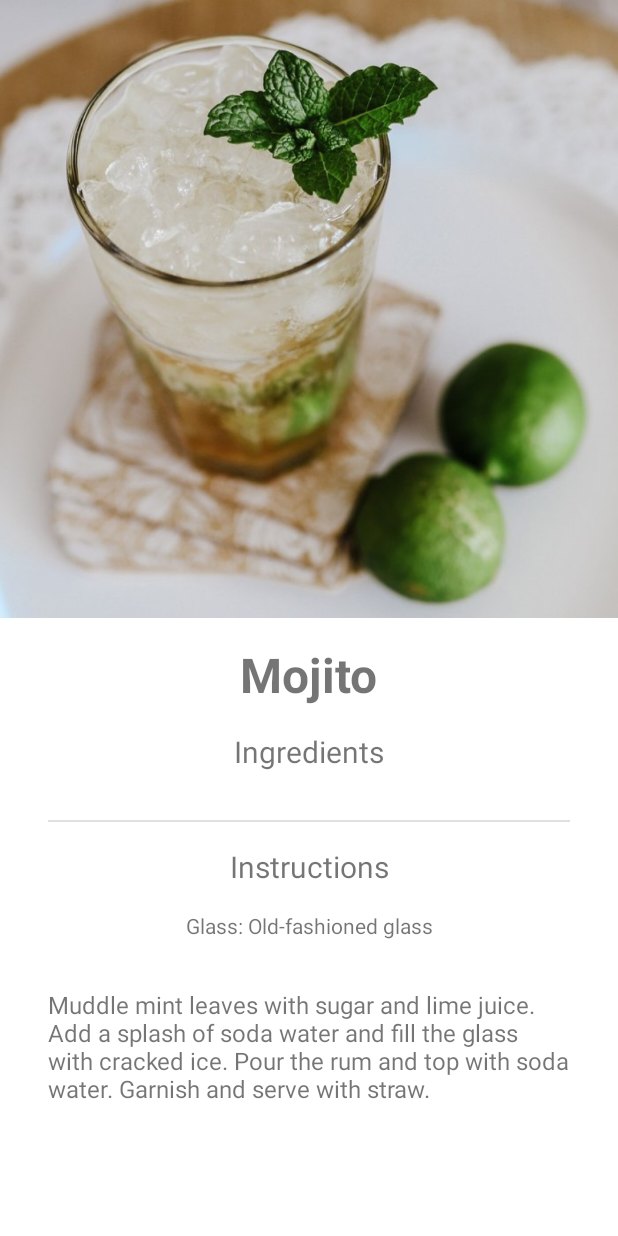
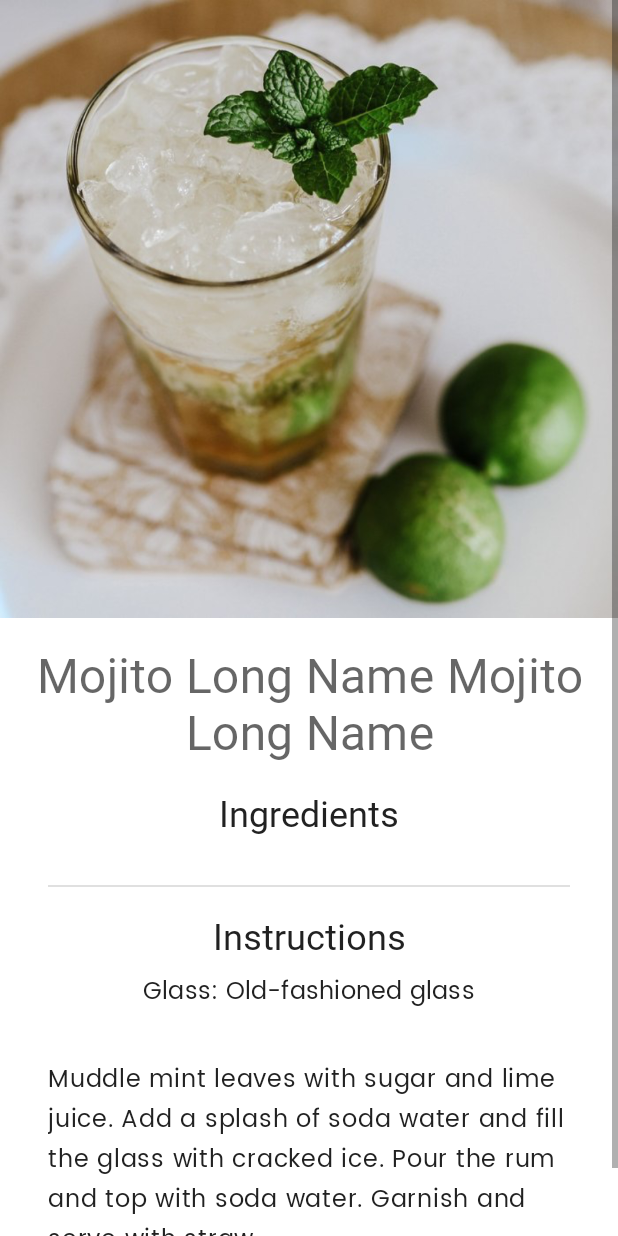
Before and after one commit to rojiani/bartender-android, an Android app: the layout drink_fragment.xml on its own in the app's theme, with its tools: preview values and no code run, on a phone screen of 412 x 824 dp. Run offline under Robolectric (Android 15) with nearby library versions, the phone set to English and light mode, and no system bars.

Commit message:
Text styling/fonts (#22)

```diff
--- a/app/src/main/res/layout/drink_fragment.xml
+++ b/app/src/main/res/layout/drink_fragment.xml
@@ -13,7 +13,7 @@
 
     <ScrollView
         android:layout_width="match_parent"
-        android:layout_height="match_parent"
+        android:layout_height="wrap_content"
         tools:context=".views.drink.DrinkFragment">
 
         <androidx.constraintlayout.widget.ConstraintLayout
@@ -44,13 +44,13 @@
                 android:layout_width="wrap_content"
                 android:layout_height="wrap_content"
                 android:layout_marginTop="@dimen/default_margin"
+                android:gravity="center_horizontal"
                 android:text="@{drinkViewModel.drinkRef.drinkName}"
-                android:textSize="@dimen/large_title_text_size"
-                android:textStyle="bold"
+                android:textAppearance="@style/TextAppearance.H1"
                 app:layout_constraintEnd_toEndOf="parent"
                 app:layout_constraintStart_toStartOf="parent"
                 app:layout_constraintTop_toBottomOf="@id/drink_image"
-                tools:text="Mojito" />
+                tools:text="Mojito Long Name Mojito Long Name" />
 
             <TextView
                 android:id="@+id/ingredients_header"
@@ -58,7 +58,7 @@
                 android:layout_height="wrap_content"
                 android:layout_marginTop="@dimen/default_margin"
                 android:text="@string/ingredients"
-                android:textSize="@dimen/medium_title_text_size"
+                android:textAppearance="@style/TextAppearance.H2"
                 app:layout_constraintEnd_toEndOf="parent"
                 app:layout_constraintStart_toStartOf="parent"
                 app:layout_constraintTop_toBottomOf="@+id/drink_title" />
@@ -95,7 +95,7 @@
                 android:layout_height="wrap_content"
                 android:layout_marginTop="@dimen/default_margin"
                 android:text="@string/instructions_title"
-                android:textSize="@dimen/medium_title_text_size"
+                android:textAppearance="@style/TextAppearance.H2"
                 app:layout_constraintEnd_toEndOf="parent"
                 app:layout_constraintStart_toStartOf="parent"
                 app:layout_constraintTop_toBottomOf="@+id/ingredients_instructions_divider" />
@@ -104,9 +104,9 @@
                 android:id="@+id/glass_text"
                 android:layout_width="wrap_content"
                 android:layout_height="wrap_content"
-                android:layout_marginTop="@dimen/default_margin"
+                android:layout_marginTop="@dimen/small_margin"
                 android:text="@{@string/glass_with_label(drinkViewModel.glass)}"
-                android:textSize="14sp"
+                android:textAppearance="@style/TextAppearance.Subtitle1"
                 app:layout_constraintEnd_toEndOf="parent"
                 app:layout_constraintStart_toStartOf="parent"
                 app:layout_constraintTop_toBottomOf="@+id/instructions_header"
@@ -119,7 +119,7 @@
                 android:layout_height="wrap_content"
                 android:padding="@dimen/double_margin"
                 android:text="@{drinkViewModel.instructions}"
-                android:textSize="16sp"
+                android:textAppearance="@style/TextAppearance.Body1"
                 app:layout_constraintEnd_toEndOf="parent"
                 app:layout_constraintStart_toStartOf="parent"
                 app:layout_constraintTop_toBottomOf="@+id/glass_text"
--- a/app/src/main/res/layout/favorites_fragment.xml
+++ b/app/src/main/res/layout/favorites_fragment.xml
@@ -33,9 +33,8 @@
                 android:layout_width="wrap_content"
                 android:layout_height="wrap_content"
                 android:layout_marginTop="@dimen/default_margin"
+                android:textAppearance="@style/TextAppearance.H1"
                 android:text="@string/favorites_title"
-                android:textSize="@dimen/large_title_text_size"
-                android:textStyle="bold"
                 app:layout_constraintEnd_toEndOf="parent"
                 app:layout_constraintStart_toStartOf="parent"
                 app:layout_constraintTop_toTopOf="parent"
--- a/app/src/main/res/layout/ingredient_fragment.xml
+++ b/app/src/main/res/layout/ingredient_fragment.xml
@@ -33,9 +33,9 @@
                 android:layout_width="wrap_content"
                 android:layout_height="wrap_content"
                 android:layout_marginTop="@dimen/default_margin"
+                android:gravity="center_horizontal"
                 android:text="@{ingredientViewModel.ingredientName}"
-                android:textSize="@dimen/large_title_text_size"
-                android:textStyle="bold"
+                android:textAppearance="@style/TextAppearance.H1"
                 app:layout_constraintEnd_toEndOf="parent"
                 app:layout_constraintStart_toStartOf="parent"
                 app:layout_constraintTop_toTopOf="parent"
@@ -59,7 +59,7 @@
                 android:layout_height="wrap_content"
                 android:padding="@dimen/double_margin"
                 android:text="@{ingredientViewModel.description}"
-                android:textSize="16sp"
+                android:textAppearance="@style/TextAppearance.Body1"
                 app:isGoneWhileLoading="@{ingredientViewModel.ingredientResource}"
                 app:layout_constraintEnd_toEndOf="parent"
                 app:layout_constraintStart_toStartOf="parent"
--- a/app/src/main/res/layout/search_fragment.xml
+++ b/app/src/main/res/layout/search_fragment.xml
@@ -22,6 +22,7 @@
             android:layout_height="wrap_content"
             android:layout_marginTop="@dimen/double_margin"
             android:text="@string/placeholder_search_fragment"
+            android:textAppearance="@style/TextAppearance.H2"
             app:layout_constraintBottom_toTopOf="@id/temporary_random_drink_button"
             app:layout_constraintEnd_toEndOf="parent"
             app:layout_constraintStart_toStartOf="parent"
@@ -33,8 +34,8 @@
             android:layout_width="wrap_content"
             android:layout_height="wrap_content"
             android:layout_marginTop="@dimen/default_margin"
+            android:onClick="@{() -> searchViewModel.getRandomDrink()}"
             android:text="@string/get_random_drink_button_label"
-            android:onClick="@{() -> searchViewModel.getRandomDrink()}"
             app:layout_constraintEnd_toEndOf="parent"
             app:layout_constraintStart_toStartOf="parent"
             app:layout_constraintTop_toBottomOf="@id/search_fragment_placeholder_text" />
@@ -45,6 +46,7 @@
             android:layout_height="wrap_content"
             android:layout_marginTop="@dimen/default_margin"
             android:text="Search for a Drink"
+            android:textAppearance="@style/TextAppearance.H2"
             app:layout_constraintEnd_toEndOf="parent"
             app:layout_constraintStart_toStartOf="parent"
             app:layout_constraintTop_toBottomOf="@+id/temporary_random_drink_button" />
--- a/app/src/main/res/values/dimens.xml
+++ b/app/src/main/res/values/dimens.xml
@@ -1,8 +1,6 @@
 <?xml version="1.0" encoding="utf-8"?>
 <resources>
     <!-- Margins -->
-    <dimen name="vertical_margin">16dp</dimen>
-    <dimen name="horizontal_margin">8dp</dimen>
     <dimen name="double_margin">32dp</dimen>
     <dimen name="default_margin">16dp</dimen>
     <dimen name="small_margin">8dp</dimen>
@@ -11,12 +9,5 @@
     <dimen name="ingredient_icon_size">40dp</dimen>
     <dimen name="medium_image_size">200dp</dimen>
 
-    <!-- Text Sizes -->
-    <dimen name="large_title_text_size">32sp</dimen>
-    <dimen name="medium_title_text_size">20sp</dimen>
-
-    <dimen name="ingredient_text_size">16sp</dimen>
-    <dimen name="ingredient_measure_text_size">12sp</dimen>
-
     <!-- Uncategorized -->
 </resources>
--- a/app/src/main/res/values/strings.xml
+++ b/app/src/main/res/values/strings.xml
@@ -10,7 +10,7 @@
     <string name="content_description_ingredient_image">ingredient image</string>
     <string name="instructions_title">Instructions</string>
     <string name="ingredients">Ingredients</string>
-    <string name="ingredient_sample_text_lime">Lime</string>
+    <string name="ingredient_sample_text_lime">Roses sweetened lime juice</string>
     <string name="glass_with_label">Glass: %s</string>
     <string name="placeholder_ingredient_name">Elderflower Cordial</string>
     <string name="placeholder_ingredient_description">Elderflower cordial is a soft drink made largely from a refined sugar and water solution and uses the flowers of the European elderberry. Historically the cordial has been popular in North Western Europe where it has a strong Victorian heritage.</string>
--- a/app/src/main/res/values/themes.xml
+++ b/app/src/main/res/values/themes.xml
@@ -11,6 +11,90 @@
         <item name="colorOnSecondary">@color/black</item>
         <!-- Status bar color. -->
         <item name="android:statusBarColor" tools:targetApi="l">?attr/colorPrimaryVariant</item>
-        <!-- Customize your theme here. -->
+
+        <!-- Type styles -->
+        <item name="textAppearanceHeadline1">@style/TextAppearance.Headline1</item>
+        <item name="textAppearanceHeadline2">@style/TextAppearance.Headline2</item>
+        <item name="textAppearanceHeadline3">@style/TextAppearance.Headline3</item>
+        <item name="textAppearanceHeadline4">@style/TextAppearance.H1</item>
+        <item name="textAppearanceHeadline5">@style/TextAppearance.H2</item>
+        <item name="textAppearanceHeadline6">@style/TextAppearance.H3</item>
+        <item name="textAppearanceSubtitle1">@style/TextAppearance.Subtitle1</item>
+        <item name="textAppearanceSubtitle2">@style/TextAppearance.Subtitle2</item>
+        <item name="textAppearanceBody1">@style/TextAppearance.Body1</item>
+        <item name="textAppearanceBody2">@style/TextAppearance.Body2</item>
+        <item name="textAppearanceCaption">@style/TextAppearance.Caption</item>
+        <item name="textAppearanceButton">@style/TextAppearance.Button</item>
+        <item name="textAppearanceOverline">@style/TextAppearance.Overline</item>
     </style>
+
+    <!-- Type styles -->
+    <style name="TextAppearance.Headline1" parent="TextAppearance.MaterialComponents.Headline1">
+        <item name="fontFamily">@font/roboto</item>
+        <item name="android:fontFamily">@font/roboto</item>
+    </style>
+
+    <style name="TextAppearance.Headline2" parent="TextAppearance.MaterialComponents.Headline2">
+        <item name="fontFamily">@font/roboto</item>
+        <item name="android:fontFamily">@font/roboto</item>
+    </style>
+
+    <style name="TextAppearance.Headline3" parent="TextAppearance.MaterialComponents.Headline3">
+        <item name="fontFamily">@font/roboto</item>
+        <item name="android:fontFamily">@font/roboto</item>
+    </style>
+
+    <style name="TextAppearance.H1" parent="TextAppearance.MaterialComponents.Headline4">
+        <item name="fontFamily">@font/roboto</item>
+        <item name="android:fontFamily">@font/roboto</item>
+        <item name="android:textSize">32sp</item>
+    </style>
+
+    <style name="TextAppearance.H2" parent="TextAppearance.MaterialComponents.Headline5">
+        <item name="fontFamily">@font/roboto</item>
+        <item name="android:fontFamily">@font/roboto</item>
+        <item name="android:textSize">24sp</item>
+    </style>
+
+    <style name="TextAppearance.H3" parent="TextAppearance.MaterialComponents.Headline6">
+        <item name="fontFamily">@font/roboto</item>
+        <item name="android:fontFamily">@font/roboto</item>
+        <item name="android:textSize">20sp</item>
+    </style>
+
+    <style name="TextAppearance.Subtitle1" parent="TextAppearance.MaterialComponents.Subtitle1">
+        <item name="fontFamily">@font/poppins</item>
+        <item name="android:fontFamily">@font/poppins</item>
+    </style>
+
+    <style name="TextAppearance.Subtitle2" parent="TextAppearance.MaterialComponents.Subtitle2">
+        <item name="fontFamily">@font/poppins</item>
+        <item name="android:fontFamily">@font/poppins</item>
+    </style>
+
+    <style name="TextAppearance.Body1" parent="TextAppearance.MaterialComponents.Body1">
+        <item name="fontFamily">@font/poppins</item>
+        <item name="android:fontFamily">@font/poppins</item>
+    </style>
+
+    <style name="TextAppearance.Body2" parent="TextAppearance.MaterialComponents.Body2">
+        <item name="fontFamily">@font/poppins</item>
+        <item name="android:fontFamily">@font/poppins</item>
+    </style>
+
+    <style name="TextAppearance.Caption" parent="TextAppearance.MaterialComponents.Caption">
+        <item name="fontFamily">@font/poppins</item>
+        <item name="android:fontFamily">@font/poppins</item>
+    </style>
+
+    <style name="TextAppearance.Button" parent="TextAppearance.MaterialComponents.Button">
+        <item name="fontFamily">@font/roboto_medium</item>
+        <item name="android:fontFamily">@font/roboto_medium</item>
+    </style>
+
+    <style name="TextAppearance.Overline" parent="TextAppearance.MaterialComponents.Overline">
+        <item name="fontFamily">@font/poppins</item>
+        <item name="android:fontFamily">@font/poppins</item>
+    </style>
+
 </resources>
```
Also changed, not shown: app/src/main/res/layout/ingredient_measure_item_view.xml (+15 -11 lines), app/src/main/res/font/poppins.ttf (added), app/src/main/res/font/roboto.ttf (added), app/src/main/res/font/roboto_medium.ttf (added).
